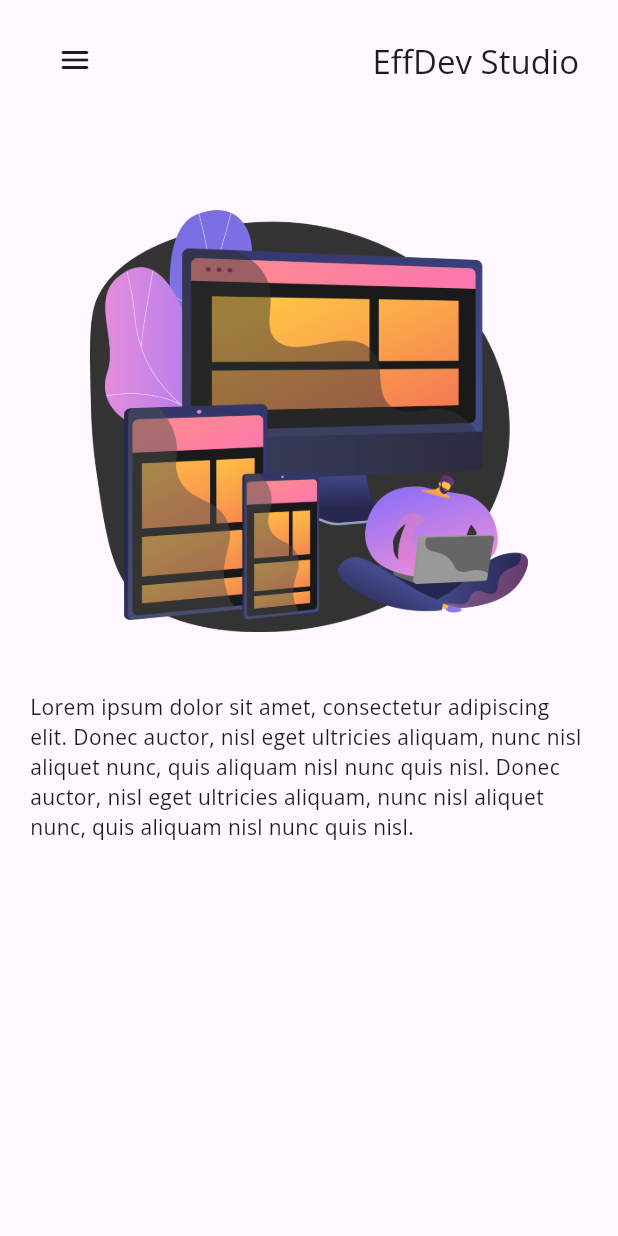
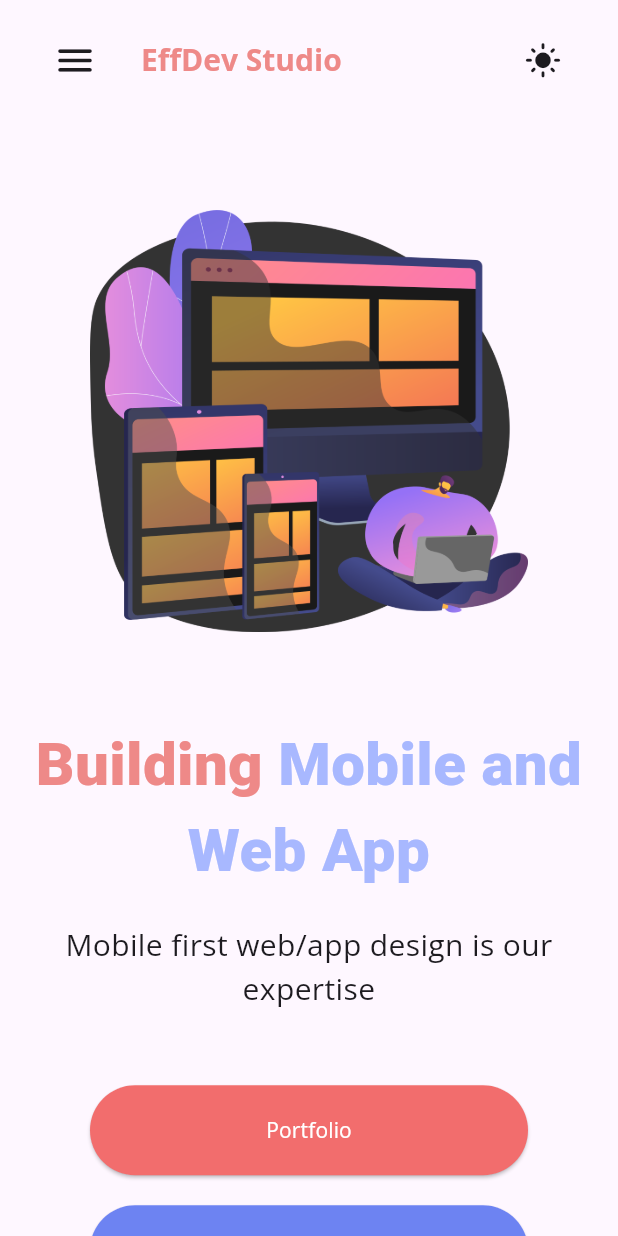
Before and after one commit to effmuhammad/effdevstudio, a Flutter app: the MobHome screen opened directly, on a phone screen of 412 x 824 dp. Run offline on Flutter 3.47's test engine with Material 3 defaults, Android fonts, the phone set to English and light mode, and no system bars; our stand-ins replace easy_localization, hooks_riverpod; missing offline and left inert: adaptive_screen_orientation.

Commit message:
feat: app drawer and managing fonts

```diff
--- a/assets/translations/en.json
+++ b/assets/localization/en.json
@@ -7,7 +7,7 @@
     },
     "home": {
         "title": {
-            "1": "Building ",
+            "1": "Building",
             "2": "Mobile and Web App"
         },
         "subtitle": "Mobile first web/app design is our expertise",
--- a/lib/src/core/theme/app_theme.dart
+++ b/lib/src/core/theme/app_theme.dart
@@ -1,20 +1,38 @@
 import 'package:flutter/material.dart';
-import 'package:google_fonts/google_fonts.dart';
 
 class AppThemeData {
-  final appFontFamily = 'OpenSans';
+  static const appFontFamily = 'OpenSans';
 
-  ThemeData get lightTheme {
+  static const appPrimaryColor = Color(0xFFf26d6d);
+  static const appPrimaryColorAccent = Color(0xFFee8988);
+  static const appSecondaryColor = Color(0xFF6d83f2);
+  static const appSecondaryColorAccent = Color(0xFFa8b8ff);
+
+  static ThemeData lightTheme(context) {
     return ThemeData(
+      fontFamily: appFontFamily,
       brightness: Brightness.light,
-      fontFamily: appFontFamily,
+      elevatedButtonTheme: ElevatedButtonThemeData(
+        style: ElevatedButton.styleFrom(
+          shadowColor: Colors.black,
+        ),
+      ),
     );
   }
 
-  ThemeData get darkTheme {
+  static ThemeData darkTheme(context) {
     return ThemeData(
+      fontFamily: appFontFamily,
       brightness: Brightness.dark,
-      fontFamily: appFontFamily,
+      elevatedButtonTheme: ElevatedButtonThemeData(
+        style: ElevatedButton.styleFrom(
+          elevation: 5,
+          shadowColor: Colors.white12,
+        ),
+      ),
+      colorScheme: const ColorScheme.dark(
+        background: Color(0xFF282828),
+      ),
     );
   }
 }
--- a/lib/src/pages/home/views/mob_home.dart
+++ b/lib/src/pages/home/views/mob_home.dart
@@ -1,55 +1,88 @@
+import 'package:easy_localization/easy_localization.dart';
+import 'package:effdevstudio/src/core/states/theme_state.dart';
+import 'package:effdevstudio/src/core/theme/app_theme.dart';
+import 'package:effdevstudio/src/pages/home/views/widgets/mob_action_button.dart';
+import 'package:effdevstudio/src/pages/widgets/app_drawer.dart';
 import 'package:effdevstudio/src/pages/widgets/mob_appbar.dart';
 import 'package:flutter/material.dart';
+import 'package:hooks_riverpod/hooks_riverpod.dart';
 
-class MobHome extends StatelessWidget {
+class MobHome extends ConsumerWidget {
   const MobHome({super.key});
 
   @override
-  Widget build(BuildContext context) {
+  Widget build(BuildContext context, WidgetRef ref) {
+    final isLightTheme = ref.watch(themeMode) == ThemeMode.light;
     return Scaffold(
       appBar: const MobAppBar(),
-      drawer: Drawer(
-        child: ListView(
-          padding: EdgeInsets.zero,
-          children: <Widget>[
-            const DrawerHeader(
-              decoration: BoxDecoration(
-                color: Colors.blue,
+      drawer: const AppDrawer(),
+      body: SingleChildScrollView(
+        child: Center(
+          child: Padding(
+            padding: const EdgeInsets.all(20),
+            child: Column(
+              mainAxisAlignment: MainAxisAlignment.start,
+              children: [
+                Container(
+                  padding: const EdgeInsets.all(40),
+                  constraints: const BoxConstraints(maxWidth: 400),
+                  child: Image.asset(isLightTheme
+                      ? 'assets/images/home_img.png'
+                      : 'assets/images/home_img_dark.png'),
                 ),
-              child: Text('Drawer Header'),
+                const SizedBox(height: 20),
+                Text.rich(
+                  textAlign: TextAlign.center,
+                  TextSpan(
+                    style: const TextStyle(
+                      fontSize: 40,
+                      fontWeight: FontWeight.w800,
                     ),
-            ListTile(
-              title: const Text('Item 1'),
-              onTap: () {
-                // Update the state of the app
-                // Then close the drawer
-                Navigator.pop(context);
+                    children: [
+                      TextSpan(
+                        text: 'home.title.1'.tr(),
+                        style: TextStyle(
+                          color: isLightTheme
+                              ? AppThemeData.appPrimaryColor
+                              : AppThemeData.appPrimaryColorAccent,
+                        ),
+                      ),
+                      TextSpan(
+                        text: ' ${'home.title.2'.tr()}',
+                        style: TextStyle(
+                          color: isLightTheme
+                              ? AppThemeData.appSecondaryColor
+                              : AppThemeData.appSecondaryColorAccent,
+                        ),
+                      ),
+                    ],
+                  ),
+                ),
+                const SizedBox(height: 20),
+                const Text(
+                  'home.subtitle',
+                  textAlign: TextAlign.center,
+                  style: TextStyle(
+                    fontSize: 20,
+                  ),
+                ).tr(),
+                const SizedBox(height: 40),
+                MobActionButton(
+                  text: 'home.portfolio'.tr(),
+                  bgColor: AppThemeData.appPrimaryColor,
+                  onPressed: () {
+                    Navigator.pushNamed(context, '/portfolio');
                   },
                 ),
-            ListTile(
-              title: const Text('Item 2'),
-              onTap: () {
-                // Update the state of the app
-                // Then close the drawer
-                Navigator.pop(context);
+                MobActionButton(
+                  text: 'home.contact-us'.tr(),
+                  bgColor: AppThemeData.appSecondaryColor,
+                  onPressed: () {
+                    Navigator.pushNamed(context, '/contact');
                   },
                 ),
               ],
             ),
-      ),
-      body: Center(
-        child: Padding(
-          padding: const EdgeInsets.all(20),
-          child: Column(
-            children: [
-              Container(
-                padding: const EdgeInsets.all(40),
-                constraints: const BoxConstraints(maxWidth: 400),
-                child: Image.asset('assets/images/home_img_dark.png'),
-              ),
-              const Text(
-                  'Lorem ipsum dolor sit amet, consectetur adipiscing elit. Donec auctor, nisl eget ultricies aliquam, nunc nisl aliquet nunc, quis aliquam nisl nunc quis nisl. Donec auctor, nisl eget ultricies aliquam, nunc nisl aliquet nunc, quis aliquam nisl nunc quis nisl.'),
-            ],
           ),
         ),
       ),
--- /dev/null
+++ b/lib/src/pages/home/views/widgets/mob_action_button.dart
@@ -0,0 +1,35 @@
+import 'package:flutter/material.dart';
+
+class MobActionButton extends StatelessWidget {
+  const MobActionButton(
+      {super.key,
+      required this.text,
+      this.fgColor = Colors.white,
+      this.bgColor = Colors.blue,
+      required this.onPressed});
+  final String text;
+  final Color fgColor;
+  final Color bgColor;
+  final VoidCallback? onPressed;
+
+  @override
+  Widget build(BuildContext context) {
+    return Padding(
+      padding: const EdgeInsets.symmetric(vertical: 10, horizontal: 40),
+      child: ConstrainedBox(
+        constraints: const BoxConstraints(
+          minWidth: 600,
+          minHeight: 60,
+        ),
+        child: ElevatedButton(
+          style: ElevatedButton.styleFrom(
+            foregroundColor: fgColor,
+            backgroundColor: bgColor,
+          ),
+          onPressed: onPressed,
+          child: Text(text),
+        ),
+      ),
+    );
+  }
+}
--- a/lib/src/pages/portfolio/views/mob_portfolio.dart
+++ b/lib/src/pages/portfolio/views/mob_portfolio.dart
@@ -1,3 +1,4 @@
+import 'package:effdevstudio/src/pages/widgets/app_drawer.dart';
 import 'package:effdevstudio/src/pages/widgets/mob_appbar.dart';
 import 'package:flutter/material.dart';
 
@@ -8,6 +9,7 @@ class MobPortfolio extends StatelessWidget {
   Widget build(BuildContext context) {
     return const Scaffold(
       appBar: MobAppBar(),
+      drawer: AppDrawer(),
       body: Center(
         child: SingleChildScrollView(),
       ),
--- a/lib/src/pages/widgets/des_appbar.dart
+++ b/lib/src/pages/widgets/des_appbar.dart
@@ -42,7 +42,8 @@ class DesAppBar extends StatelessWidget implements PreferredSizeWidget {
                 alignment: WrapAlignment.center,
                 spacing: 10,
                 children: [
-                  navbarButton('nav.about'.tr(), () => print('About')),
+                  navbarButton('nav.about'.tr(),
+                      () => Navigator.pushNamed(context, '/about')),
                   navbarButton('nav.contact'.tr(), () => print('Contact')),
                   navbarButton('nav.portfolio'.tr(), () => print('Portfolio')),
                   navbarButton(
--- a/lib/src/pages/widgets/mob_appbar.dart
+++ b/lib/src/pages/widgets/mob_appbar.dart
@@ -1,4 +1,7 @@
+import 'package:effdevstudio/src/core/theme/app_theme.dart';
+import 'package:effdevstudio/src/view_models/theme_switch.dart';
 import 'package:flutter/material.dart';
+import 'package:hooks_riverpod/hooks_riverpod.dart';
 
 class MobAppBar extends StatelessWidget implements PreferredSizeWidget {
   const MobAppBar({super.key});
@@ -15,15 +18,36 @@ class MobAppBar extends StatelessWidget implements PreferredSizeWidget {
       title: Padding(
         padding: const EdgeInsets.symmetric(horizontal: 10),
         child: Row(
-          mainAxisAlignment: MainAxisAlignment.spaceBetween,
+          mainAxisAlignment: MainAxisAlignment.start,
           children: [
             IconButton(
+              iconSize: 30,
               onPressed: () => Scaffold.of(context).openDrawer(),
               icon: const Icon(Icons.menu_rounded),
             ),
-            const Text(
-              'EffDev Studio',
-              textAlign: TextAlign.end,
+            const SizedBox(width: 20),
+            Expanded(
+              child: Row(
+                mainAxisAlignment: MainAxisAlignment.spaceBetween,
+                children: [
+                  const Text(
+                    'EffDev Studio',
+                    textAlign: TextAlign.end,
+                    style: TextStyle(
+                      fontSize: 20,
+                      fontWeight: FontWeight.bold,
+                      color: AppThemeData.appPrimaryColorAccent,
+                    ),
+                  ),
+                  Consumer(builder: (context, WidgetRef ref, _) {
+                    return IconButton(
+                      iconSize: 25,
+                      onPressed: () => ThemeSwitch.switchTheme(context, ref),
+                      icon: const Icon(Icons.light_mode),
+                    );
+                  }),
+                ],
+              ),
             ),
           ],
         ),
```
Also changed, not shown: lib/main.dart (+4 -3 lines), lib/src/pages/about/views/des_about.dart (+7 -1 lines), lib/src/pages/widgets/app_drawer.dart (added, +46 -0 lines), lib/src/pages/widgets/social_buttons.dart (added, +10 -0 lines), pubspec.yaml (+9 -6 lines), assets/fonts/rubik_doodle/RubikDoodleShadow-Regular.ttf (added), assets/localization/id.json (renamed from assets/translations/id.json), pubspec.lock, 1 other file. Lines whose indentation alone changed are shown as unchanged.
